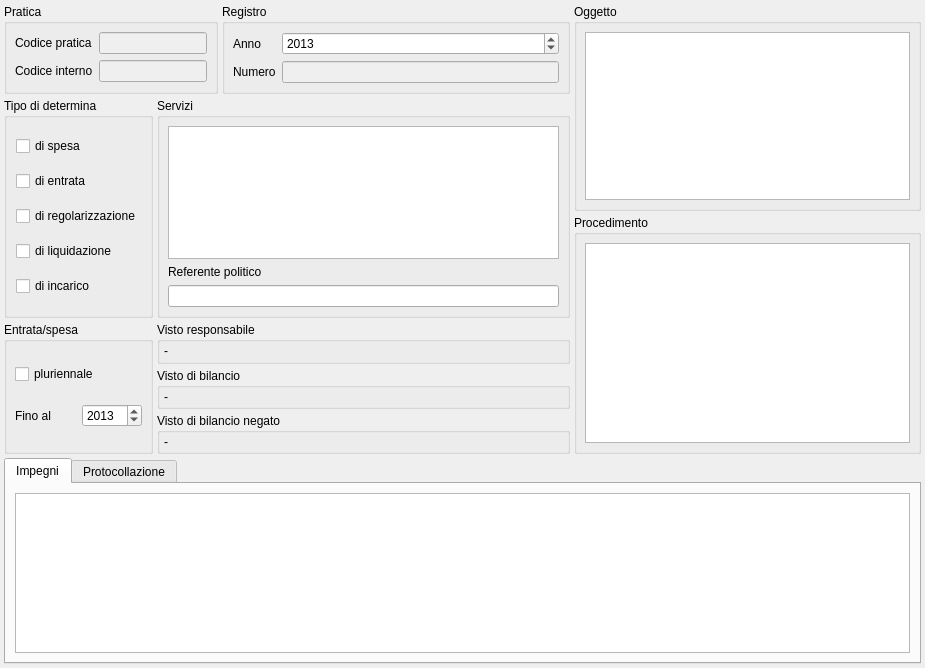
tizianolattisi/suitegda, file src/com/axiastudio/suite/deliberedetermine/forms/determina.ui: the form before one commit.
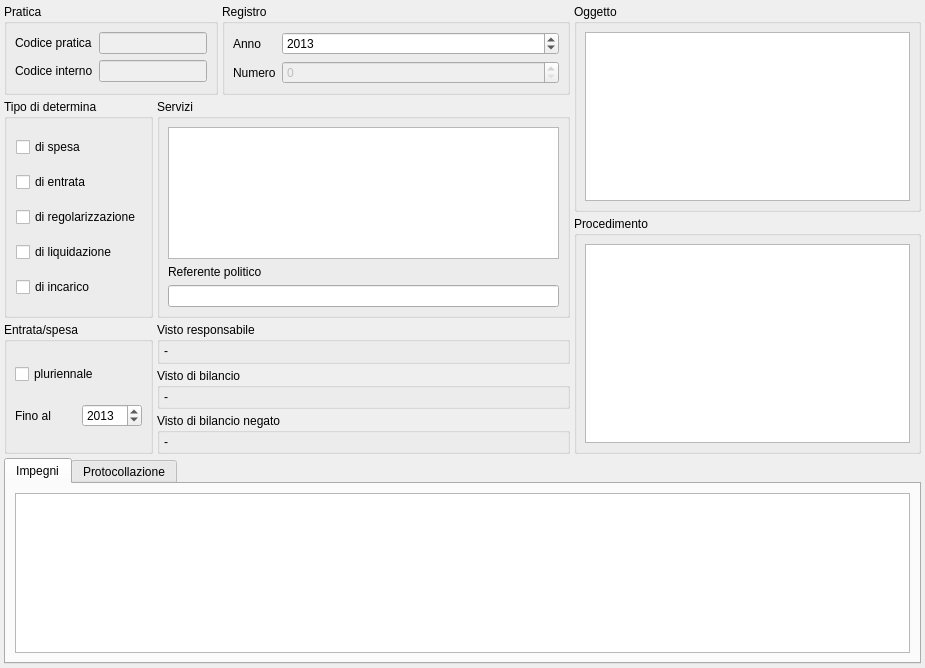
The form after the commit. The open tabs and pages were chosen to show the change. Custom widgets are drawn as their Qt base class.

Commit message: La table view dei movimenti utilizza il delegato, che ora è in grado di stampare i bigdecimal come valuta.

```diff
--- a/src/com/axiastudio/suite/deliberedetermine/forms/determina.ui
+++ b/src/com/axiastudio/suite/deliberedetermine/forms/determina.ui
@@ -131,10 +131,31 @@
         </widget>
        </item>
        <item row="1" column="1">
-        <widget class="QLineEdit" name="lineEdit_5">
+        <widget class="QSpinBox" name="spinBox_3">
          <property name="enabled">
           <bool>false</bool>
          </property>
+         <property name="sizePolicy">
+          <sizepolicy hsizetype="Expanding" vsizetype="Fixed">
+           <horstretch>0</horstretch>
+           <verstretch>0</verstretch>
+          </sizepolicy>
+         </property>
+         <property name="frame">
+          <bool>true</bool>
+         </property>
+         <property name="keyboardTracking">
+          <bool>true</bool>
+         </property>
+         <property name="minimum">
+          <number>0</number>
+         </property>
+         <property name="maximum">
+          <number>2048</number>
+         </property>
+         <property name="value">
+          <number>0</number>
+         </property>
          <property name="column" stdset="0">
           <string>numero</string>
          </property>
```
Left out of the diff: 81 changed lines with no effect on the pictures. The commit also changes 1 other file.
